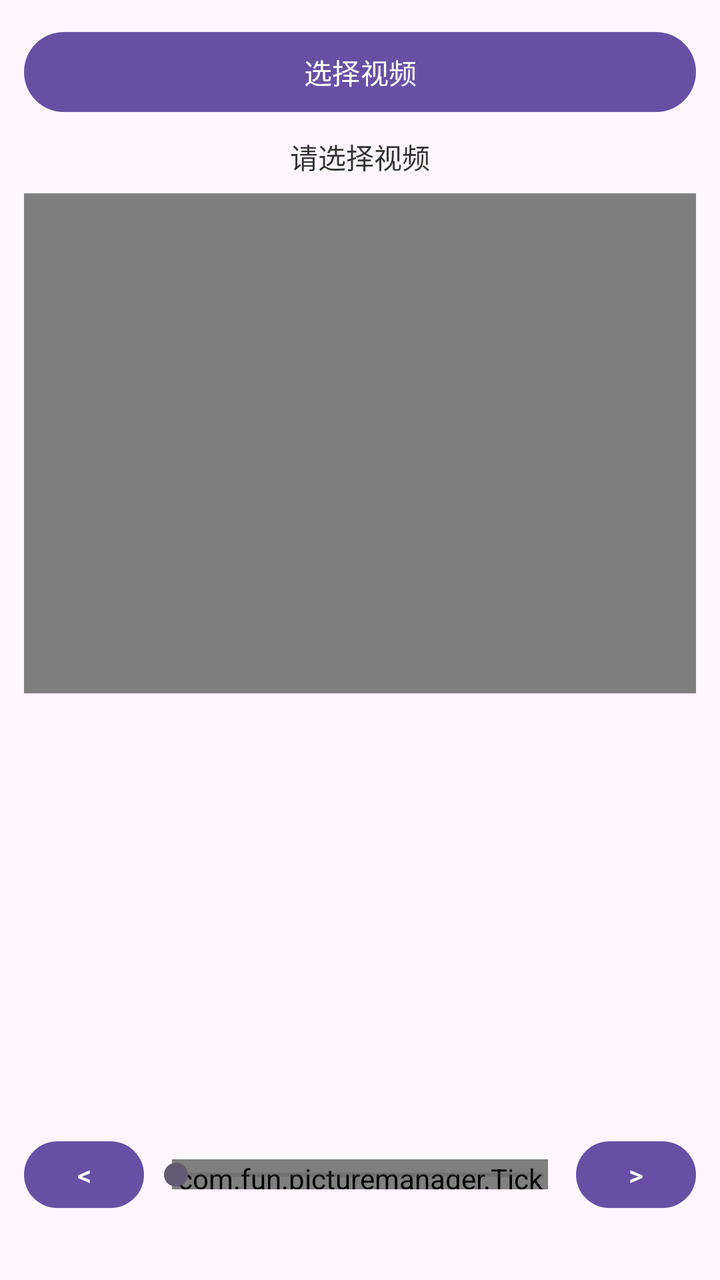
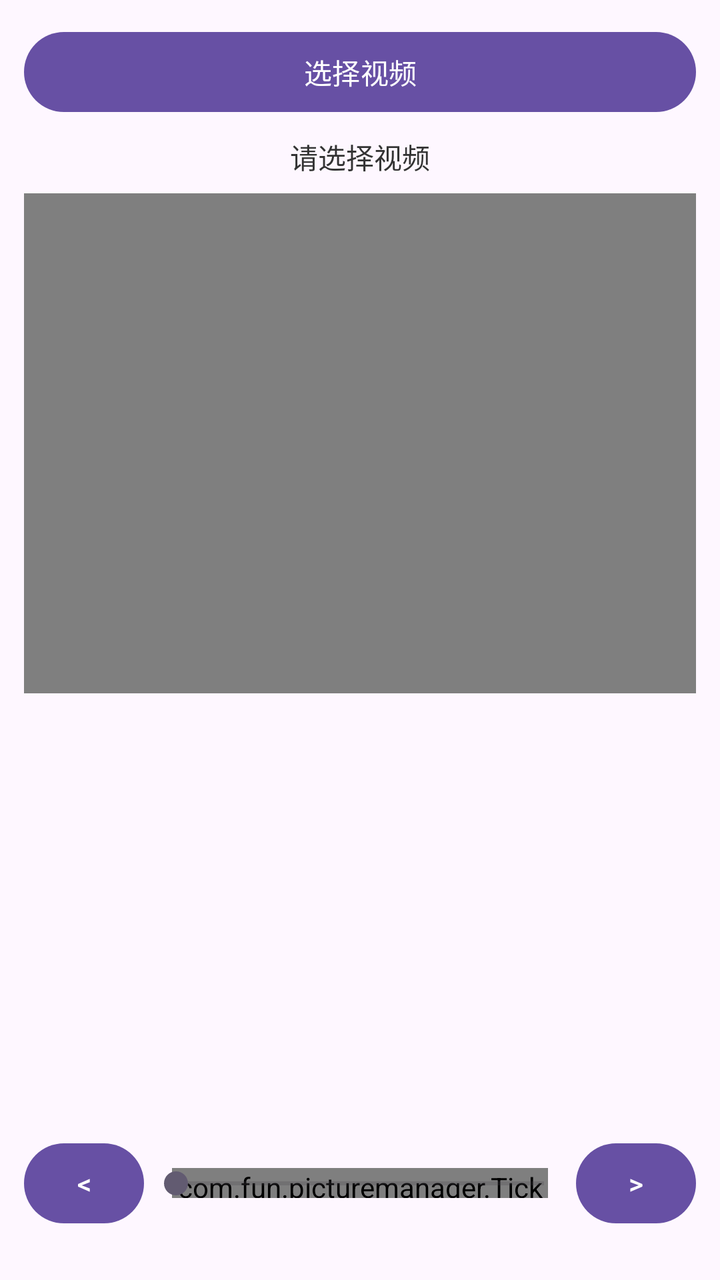

An Android layout rendered at two revisions. The XML below is the earlier revision; the diff shows what the commit changed to produce the second picture.
<!-- AndroidManifest.xml: application theme Theme.PictureManager -->
<!-- res/layout/fragment_video_capture.xml -->
<?xml version="1.0" encoding="utf-8"?>
<androidx.constraintlayout.widget.ConstraintLayout xmlns:android="http://schemas.android.com/apk/res/android"
    android:layout_width="match_parent"
    android:layout_height="match_parent">

    <LinearLayout
        xmlns:android="http://schemas.android.com/apk/res/android"
        android:orientation="vertical"
        android:padding="12dp"
        android:layout_width="match_parent"
        android:layout_height="match_parent">


        <Button
            android:id="@+id/selectVideo"
            android:text="选择视频"
            android:layout_width="match_parent"
            android:layout_height="wrap_content"/>

        <TextView
            android:id="@+id/videoInfoText"
            android:layout_width="match_parent"
            android:layout_height="wrap_content"
            android:padding="8dp"
            android:gravity="center"
            android:text="请选择视频"
            android:textColor="#333333"
            android:textSize="14sp" />


        <VideoView
            android:id="@+id/videoView"
            android:layout_width="match_parent"
            android:layout_height="250dp"/>



        <ImageView
            android:id="@+id/framePreview"
            android:scaleType="fitCenter"
            android:layout_width="match_parent"
            android:layout_height="200dp"/>



        <LinearLayout
            android:layout_width="match_parent"
            android:layout_height="wrap_content"
            android:layout_marginTop="20dp"
            android:layout_marginBottom="20dp"
            android:gravity="center_vertical"
            android:orientation="horizontal">

            <Button
                android:id="@+id/prevFrame"
                android:layout_width="60dp"
                android:layout_height="wrap_content"
                android:text="&lt;" />

            <FrameLayout
                android:layout_width="0dp"
                android:layout_height="50dp"
                android:layout_weight="1">

                <com.fun.picturemanager.TickMarkView
                    android:id="@+id/tickMarkView"
                    android:layout_width="match_parent"
                    android:layout_height="15dp"
                    android:layout_gravity="center_vertical"
                    android:layout_marginStart="14dp"
                    android:layout_marginEnd="14dp" />

                <SeekBar
                    android:id="@+id/seekBar"
                    android:layout_width="match_parent"
                    android:layout_height="match_parent"
                    android:paddingStart="16dp"
                    android:paddingEnd="16dp"
                    android:splitTrack="false" />
            </FrameLayout>

            <Button
                android:id="@+id/nextFrame"
                android:layout_width="60dp"
                android:layout_height="wrap_content"
                android:text="&gt;" />
        </LinearLayout>



        <Button
            android:id="@+id/saveFrame"
            android:text="保存当前截图"
            android:layout_width="match_parent"
            android:layout_height="wrap_content"/>

        <Button
            android:id="@+id/batchExport"
            android:text="按帧率批量保存 (每秒1帧)"
            android:layout_width="match_parent"
            android:layout_height="wrap_content"/>

        <Button
            android:id="@+id/saveEveryFrame"
            android:text="保存视频每一帧"
            android:layout_width="match_parent"
            android:layout_height="wrap_content"/>

        <ProgressBar
            android:id="@+id/exportProgressBar"
            style="?android:attr/progressBarStyleHorizontal"
            android:layout_width="match_parent"
            android:layout_height="wrap_content"
            android:layout_marginTop="16dp"
            android:visibility="gone" />

        <TextView
            android:id="@+id/exportStatusText"
            android:layout_width="match_parent"
            android:layout_height="wrap_content"
            android:gravity="center"
            android:textColor="#666666"
            android:visibility="gone" />


    </LinearLayout>

</androidx.constraintlayout.widget.ConstraintLayout>
<!-- resources referenced by this layout -->
<resources>
  <style name="Theme.PictureManager" parent="Base.Theme.PictureManager" />
  <style name="Base.Theme.PictureManager" parent="Theme.Material3.DayNight.NoActionBar">
          
          
      </style>
</resources>

<!-- the commit's change to res/layout/fragment_video_capture.xml (unified diff, before → after) -->
@@ -1,14 +1,14 @@
 <?xml version="1.0" encoding="utf-8"?>
-<androidx.constraintlayout.widget.ConstraintLayout xmlns:android="http://schemas.android.com/apk/res/android"
+<androidx.core.widget.NestedScrollView xmlns:android="http://schemas.android.com/apk/res/android"
     android:layout_width="match_parent"
-    android:layout_height="match_parent">
+    android:layout_height="match_parent"
+    android:fillViewport="true">
 
     <LinearLayout
-        xmlns:android="http://schemas.android.com/apk/res/android"
         android:orientation="vertical"
         android:padding="12dp"
         android:layout_width="match_parent"
-        android:layout_height="match_parent">
+        android:layout_height="wrap_content">
 
 
         <Button
@@ -125,4 +125,4 @@
 
     </LinearLayout>
 
-</androidx.constraintlayout.widget.ConstraintLayout>
+</androidx.core.widget.NestedScrollView>
